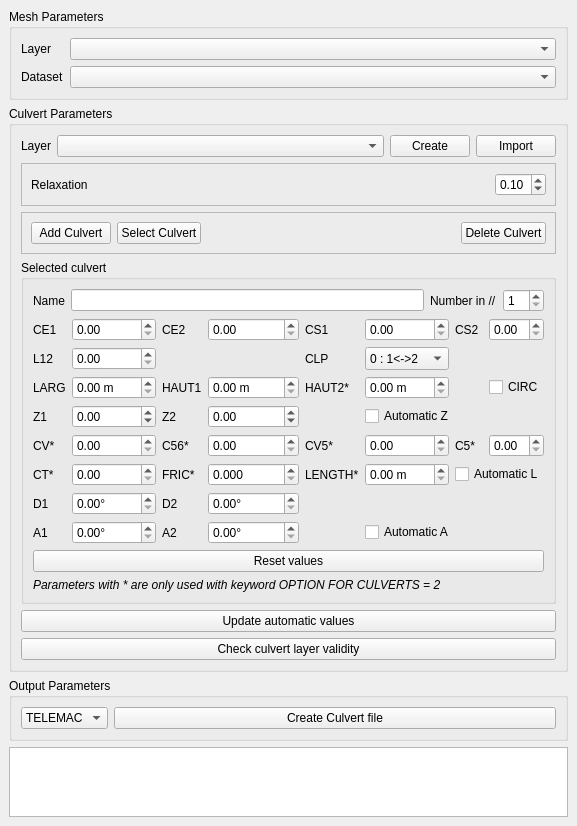
This is mesh_tools/ui/culvert_manager.ui in nicogodet/Mesh_tools as Qt 5 draws it before an edit. The edited form follows.
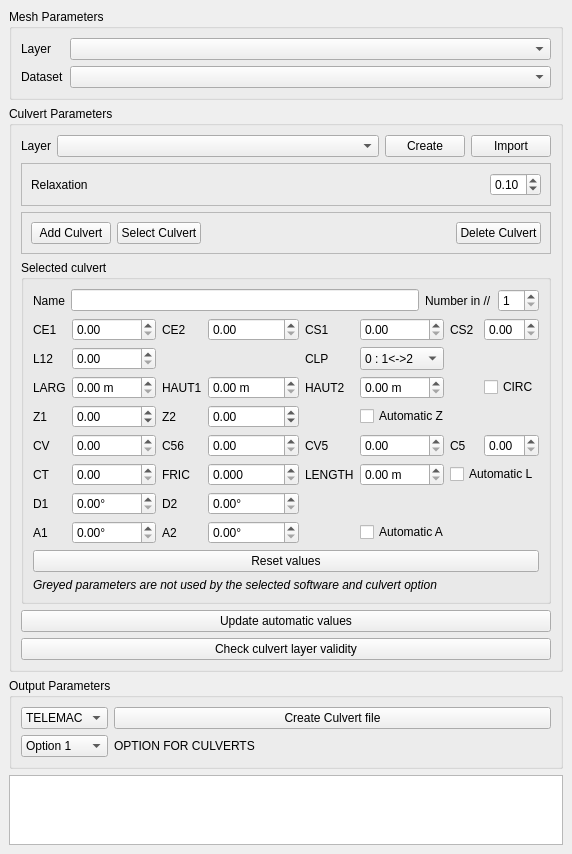
This is the edited form. Custom widgets are drawn as their Qt base class.

Commit message: Handle the TELEMAC culvert option 1 / 2

Diff of the .ui file:
```diff
--- a/mesh_tools/ui/culvert_manager.ui
+++ b/mesh_tools/ui/culvert_manager.ui
@@ -340,7 +340,7 @@
                 <string>The loss coefficient due to the presence of a valve.</string>
                </property>
                <property name="text">
-                <string>CV*</string>
+                <string>CV</string>
                </property>
               </widget>
              </item>
@@ -446,7 +446,7 @@
                 <string>The constant used to differentiate flow types 5 and 6 in the formulation by Bodhaine.</string>
                </property>
                <property name="text">
-                <string>C56*</string>
+                <string>C56</string>
                </property>
               </widget>
              </item>
@@ -625,7 +625,7 @@
                 <string>CV5 represent correction coefficient to CV coefficient due to the occurrence of the type 5 flow in the Bodhaine formulation.</string>
                </property>
                <property name="text">
-                <string>CV5*</string>
+                <string>CV5</string>
                </property>
               </widget>
              </item>
@@ -701,7 +701,7 @@
                 <string>The loss coefficient due to the presence of trash screens.</string>
                </property>
                <property name="text">
-                <string>CT*</string>
+                <string>CT</string>
                </property>
               </widget>
              </item>
@@ -750,7 +750,7 @@
                 <string>HAUT2 is the height of the construction work (in meters) at the outlet.</string>
                </property>
                <property name="text">
-                <string>HAUT2*</string>
+                <string>HAUT2</string>
                </property>
               </widget>
              </item>
@@ -760,7 +760,7 @@
                 <string>C5 represent correction coefficient to C1 coefficient due to the occurrence of the type 5 flow in the Bodhaine formulation.</string>
                </property>
                <property name="text">
-                <string>C5*</string>
+                <string>C5</string>
                </property>
               </widget>
              </item>
@@ -941,7 +941,7 @@
                 <string>The Manning Strikler coefficient.</string>
                </property>
                <property name="text">
-                <string>FRIC*</string>
+                <string>FRIC</string>
                </property>
               </widget>
              </item>
@@ -973,7 +973,7 @@
                 <string>The length of the culvert.</string>
                </property>
                <property name="text">
-                <string>LENGTH*</string>
+                <string>LENGTH</string>
                </property>
               </widget>
              </item>
@@ -1071,7 +1071,7 @@
              </font>
             </property>
             <property name="text">
-             <string>Parameters with * are only used with keyword OPTION FOR CULVERTS = 2</string>
+             <string>Greyed parameters are not used by the selected software and culvert option</string>
             </property>
            </widget>
           </item>
@@ -1137,6 +1137,30 @@
          </item>
         </widget>
        </item>
+       <item row="1" column="0">
+        <widget class="QComboBox" name="cb_culv_option">
+         <property name="toolTip">
+          <string>TELEMAC keyword OPTION FOR CULVERTS (1 by default). It is stored in the culvert layer and sets the parameters to fill in.</string>
+         </property>
+         <item>
+          <property name="text">
+           <string>Option 1</string>
+          </property>
+         </item>
+         <item>
+          <property name="text">
+           <string>Option 2</string>
+          </property>
+         </item>
+        </widget>
+       </item>
+       <item row="1" column="1">
+        <widget class="QLabel" name="lbl_culv_option">
+         <property name="text">
+          <string>OPTION FOR CULVERTS</string>
+         </property>
+        </widget>
+       </item>
       </layout>
      </widget>
     </item>
```
The commit also changes 5 other files.
